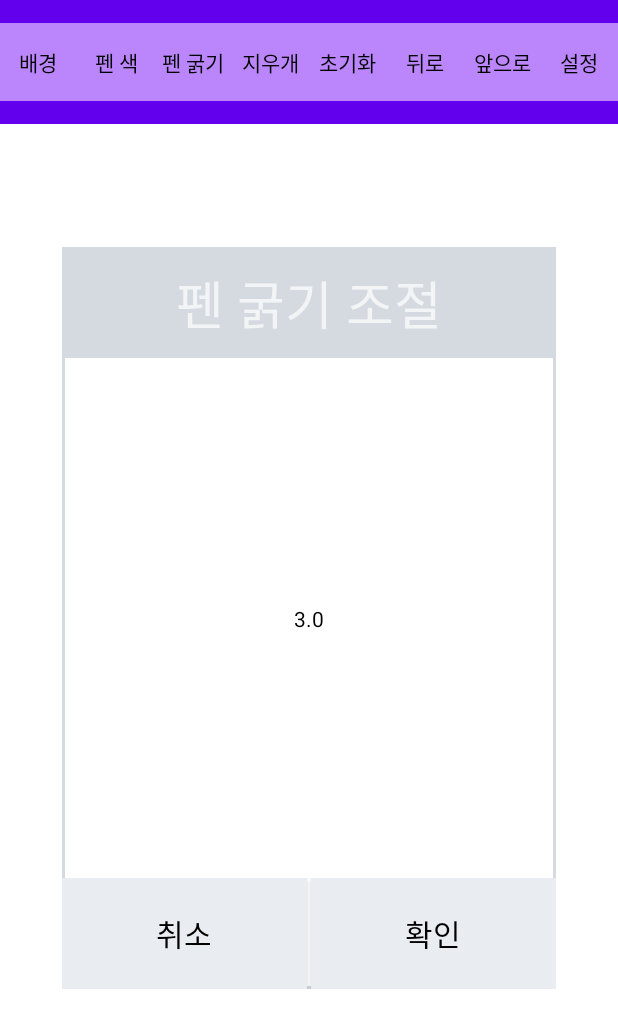
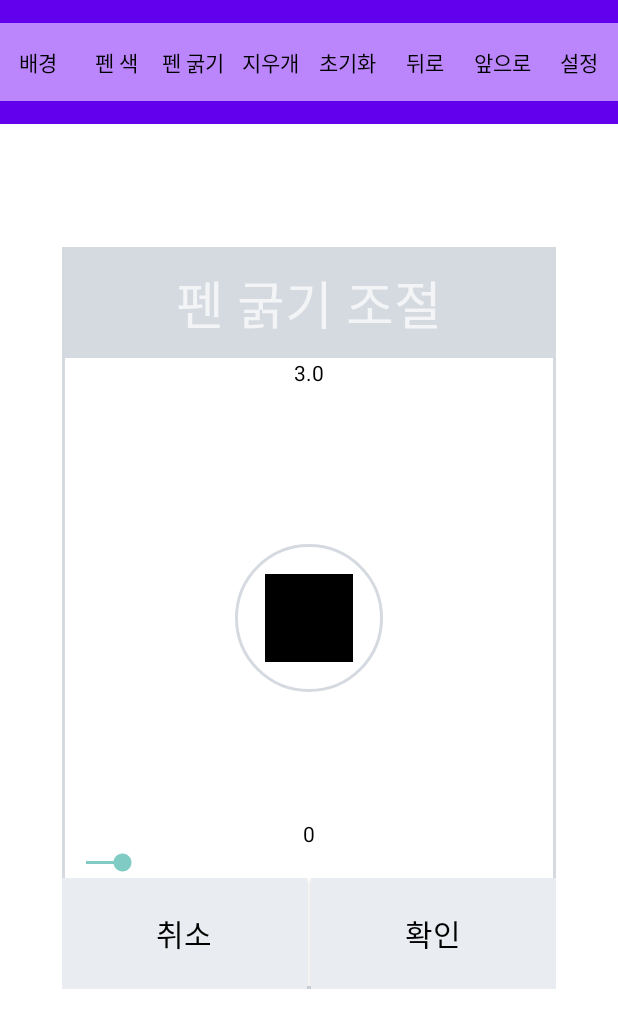
Before and after one commit to twaun95/Signature, an Android app: the screen it shows after launch (MainActivity), after a tap on "펜 굵기", on a phone screen of 412 x 824 dp. Shown: the top 1028 px of the screen. Run offline under Robolectric (Android 15) with nearby library versions, the phone set to English and light mode, and no system bars; our stand-ins replace data binding.

Commit message:
펜 굵기 조절

```diff
--- a/app/src/main/java/com/twaun95/signature/presentation/ui/main/MainActivity.kt
+++ b/app/src/main/java/com/twaun95/signature/presentation/ui/main/MainActivity.kt
@@ -35,6 +35,7 @@ class MainActivity : AppCompatActivity() {
         binding.button6.setOnSingleClickListener {
             WidthPickerDialog.show(supportFragmentManager, 3f) {
                 Logger.d(it)
+                binding.viewDrawing.changeStrokeWidth(it)
             }
         }
         binding.button7.setOnSingleClickListener {
--- a/app/src/main/java/com/twaun95/signature/presentation/utils/dialog/WidthPickerDialog.kt
+++ b/app/src/main/java/com/twaun95/signature/presentation/utils/dialog/WidthPickerDialog.kt
@@ -1,5 +1,7 @@
 package com.twaun95.signature.presentation.utils.dialog
 
+import android.view.View
+import android.widget.SeekBar
 import androidx.fragment.app.FragmentManager
 import com.twaun95.signature.R
 import com.twaun95.signature.databinding.FragmentDialogPenWidthBinding
@@ -10,6 +12,8 @@ class WidthPickerDialog(
     private var listener: WidthPickerListener
 ) : BaseDialog<FragmentDialogPenWidthBinding>(R.layout.fragment_dialog_pen_width){
 
+
+    private var penWidth = 0f
     fun interface WidthPickerListener {
         fun setWidth(width: Float)
     }
@@ -23,11 +27,28 @@ class WidthPickerDialog(
     override fun setEvent() {
         super.setEvent()
 
+        binding.seekBar.apply {
+            setOnSeekBarChangeListener(object : SeekBar.OnSeekBarChangeListener{
+                override fun onProgressChanged(seekBar: SeekBar, progress: Int, fromUser: Boolean) {
+                    binding.tvWidth.text = progress.toString()
+                    binding.preViewPen.onWidthChanged(progress)
+                }
+
+                override fun onStartTrackingTouch(seekBar: SeekBar?) {
+                }
+
+                override fun onStopTrackingTouch(seekBar: SeekBar) {
+                    penWidth =  seekBar.progress.toFloat()
+                }
+            })
+        }
+
+
         binding.btnCancel.setOnSingleClickListener {
             dismiss()
         }
         binding.btnComplete.setOnSingleClickListener {
-            listener.setWidth(10f)
+            listener.setWidth(penWidth)
             dismiss()
         }
     }
--- a/app/src/main/java/com/twaun95/signature/presentation/view/DrawingView.kt
+++ b/app/src/main/java/com/twaun95/signature/presentation/view/DrawingView.kt
@@ -153,7 +153,7 @@ class DrawingView : View {
 
     fun changeStrokeWidth(width: Float) {
         Logger.d("changeStrokeWidth")
-        penStrokeWidth += 4f
+        penStrokeWidth = width
         this.penPaint.strokeWidth = penStrokeWidth
     }
 
--- /dev/null
+++ b/app/src/main/java/com/twaun95/signature/presentation/view/PenPreView.kt
@@ -0,0 +1,45 @@
+package com.twaun95.signature.presentation.view
+
+import android.content.Context
+import android.graphics.Canvas
+import android.graphics.Color
+import android.graphics.Paint
+import android.graphics.Rect
+import android.util.AttributeSet
+import android.view.View
+
+class PenPreView : View {
+    constructor(context: Context) : super(context)
+    constructor (context: Context, attrs : AttributeSet?) : super(context, attrs)
+    constructor (context: Context, attrs : AttributeSet?, defStyleAttr : Int) : super (context, attrs, defStyleAttr)
+
+    private var paint = Paint().apply {
+        color = Color.BLACK
+    }
+
+    private lateinit var rect : Rect
+    private var viewHeight = 0
+    private var viewWidth = 0
+
+    override fun onSizeChanged(w: Int, h: Int, oldw: Int, oldh: Int) {
+        super.onSizeChanged(w, h, oldw, oldh)
+
+        viewHeight = h
+        viewWidth = w
+        rect = Rect(0,0,w,h)
+    }
+
+    override fun onDraw(canvas: Canvas) {
+        super.onDraw(canvas)
+        canvas.drawRect(rect, paint)
+    }
+
+    fun onWidthChanged(width: Int) {
+
+        rect.apply {
+            left = viewWidth/2 - width/2
+            right = viewWidth/2 + width/2
+        }
+        invalidate()
+    }
+}
--- /dev/null
+++ b/app/src/main/res/drawable/ring.xml
@@ -0,0 +1,5 @@
+<?xml version="1.0" encoding="utf-8"?>
+<shape android:shape="oval" xmlns:android="http://schemas.android.com/apk/res/android">
+    <solid android:color="@color/white"/>
+    <stroke android:color="@color/mono4" android:width="2dp"/>
+</shape>
--- a/app/src/main/res/layout/fragment_dialog_pen_width.xml
+++ b/app/src/main/res/layout/fragment_dialog_pen_width.xml
@@ -109,17 +109,57 @@
                     app:layout_constraintStart_toStartOf="parent"
                     app:layout_constraintTop_toBottomOf="@id/gl_top">
 
+                    <androidx.constraintlayout.widget.ConstraintLayout
+                        android:layout_width="0dp"
+                        android:layout_height="0dp"
+                        android:padding="20dp"
+                        app:layout_constraintWidth_percent="0.3"
+                        app:layout_constraintDimensionRatio="1"
+                        android:background="@drawable/ring"
+                        app:layout_constraintBottom_toBottomOf="parent"
+                        app:layout_constraintEnd_toEndOf="parent"
+                        app:layout_constraintHorizontal_bias="0.5"
+                        app:layout_constraintStart_toStartOf="parent"
+                        app:layout_constraintTop_toTopOf="parent">
+
+                        <com.twaun95.signature.presentation.view.PenPreView
+                            android:id="@+id/preView_pen"
+                            android:layout_width="match_parent"
+                            android:layout_height="match_parent"
+                            />
+
+                    </androidx.constraintlayout.widget.ConstraintLayout>
+
                     <TextView
                         android:id="@+id/tv_message"
                         android:layout_width="wrap_content"
                         android:layout_height="wrap_content"
                         android:text="MESSAGE"
                         android:textColor="@color/black"
-                        app:layout_constraintBottom_toBottomOf="parent"
                         app:layout_constraintEnd_toEndOf="parent"
                         app:layout_constraintHorizontal_bias="0.5"
                         app:layout_constraintStart_toStartOf="parent"
                         app:layout_constraintTop_toTopOf="parent" />
+
+                    <TextView
+                        android:id="@+id/tv_width"
+                        android:layout_width="wrap_content"
+                        android:layout_height="wrap_content"
+                        android:text="0"
+                        android:textColor="@color/black"
+                        app:layout_constraintBottom_toTopOf="@id/seekBar"
+                        app:layout_constraintEnd_toEndOf="parent"
+                        app:layout_constraintHorizontal_bias="0.5"
+                        app:layout_constraintStart_toStartOf="parent" />
+
+                    <androidx.appcompat.widget.AppCompatSeekBar
+                        android:id="@+id/seekBar"
+                        android:layout_width="match_parent"
+                        android:layout_height="20dp"
+                        android:max="100"
+                        android:min="2"
+                        android:progress="10"
+                        app:layout_constraintBottom_toBottomOf="parent" />
                 </androidx.constraintlayout.widget.ConstraintLayout>
 
                 <androidx.constraintlayout.widget.ConstraintLayout
```
